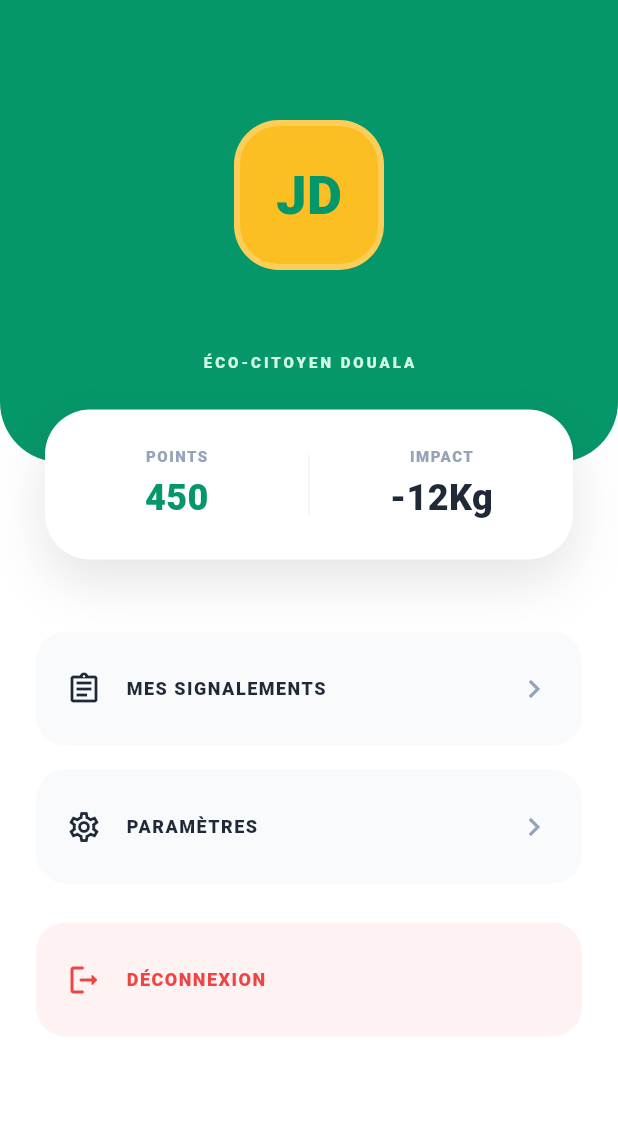
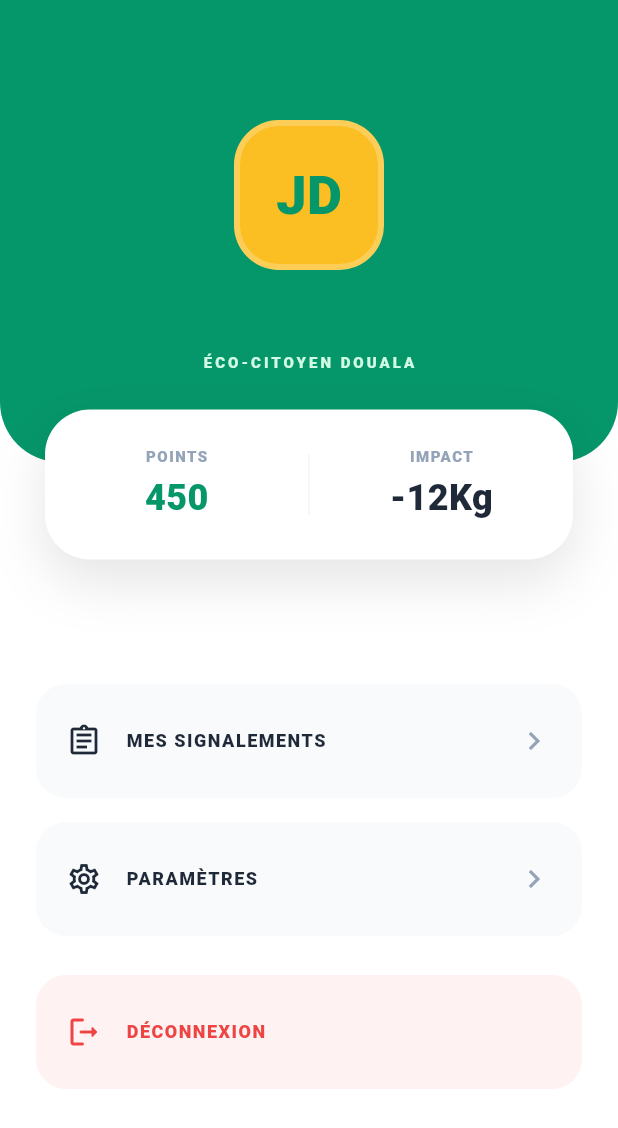
Before and after one commit to meyuefotsocelislaurence-dev/cityreport, a Flutter app: the SettingsPage screen opened directly, on a phone screen of 412 x 824 dp. Shown: the top 1128 px of the screen. Run offline on Flutter 3.47's test engine with Material 3 defaults, Android fonts, the phone set to English and light mode, and no system bars; our stand-ins replace flutter_map, geolocator, image_picker, latlong2, supabase_flutter; accounts and stored records are empty; network calls fail.

Commit message:
refactor: replace margin-based vertical offset with Transform.translate for impact cards

```diff
--- a/lib/views/settings_page.dart
+++ b/lib/views/settings_page.dart
@@ -130,8 +130,10 @@ class _SettingsPageState extends State<SettingsPage> {
    * Construit la carte flottante affichant les points et l'impact.
    */
   Widget _buildImpactStatsCard() {
-    return Container(
-      margin: const EdgeInsets.fromLTRB(30, -35, 30, 0),
+    return Transform.translate(
+      offset: const Offset(0, -35),
+      child: Container(
+        margin: const EdgeInsets.symmetric(horizontal: 30),
         padding: const EdgeInsets.symmetric(vertical: 24),
         decoration: BoxDecoration(
           color: Colors.white,
@@ -150,6 +152,7 @@ class _SettingsPageState extends State<SettingsPage> {
             Container(width: 1, height: 40, color: const Color(0xFFF1F5F9)),
             _buildStatItem("IMPACT", "-12Kg", const Color(0xFF1F2937)),
           ],
+        ),
       ),
     );
   }
```
Also changed, not shown: lib/views/home_page.dart (+5 -2 lines). Lines whose indentation alone changed are shown as unchanged.
